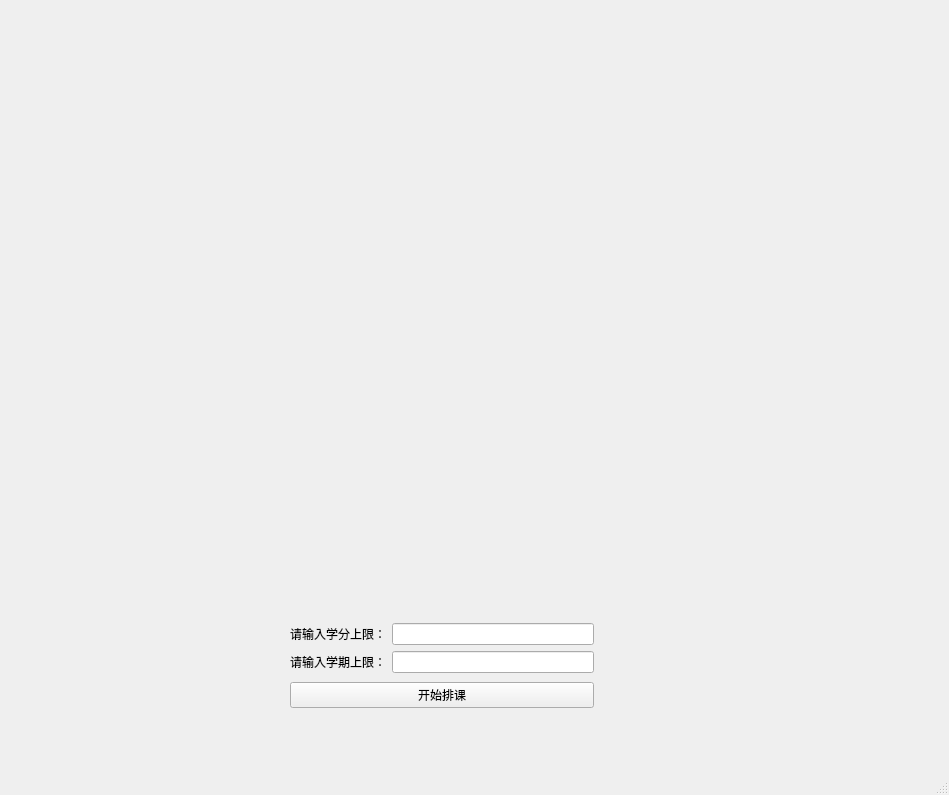
Above: graphwindow.ui from xinjiempolde/TeaPlan before the change. Below: the same form after it.
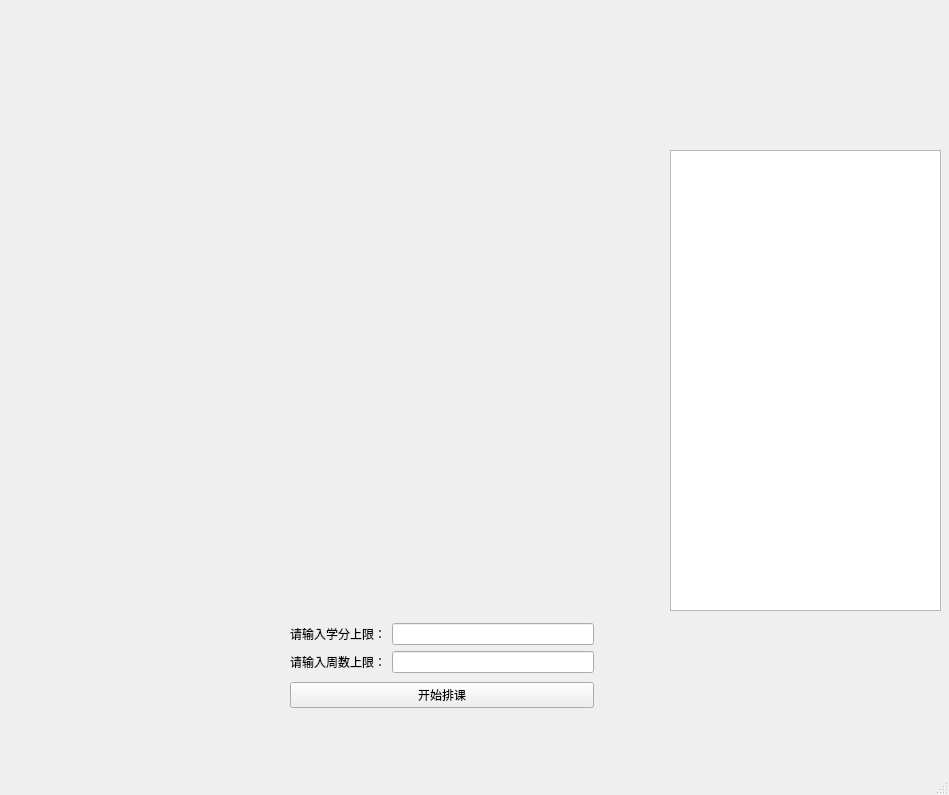
That is the form after the change.

What changed in the file:
```diff
--- a/graphwindow.ui
+++ b/graphwindow.ui
@@ -14,7 +14,7 @@
    <string>MainWindow</string>
   </property>
   <widget class="QWidget" name="centralwidget">
-   <widget class="QWidget" name="">
+   <widget class="QWidget" name="layoutWidget">
     <property name="geometry">
      <rect>
       <x>290</x>
@@ -45,7 +45,7 @@
          <item>
           <widget class="QLabel" name="label_2">
            <property name="text">
-            <string>请输入学期上限：</string>
+            <string>请输入周数上限：</string>
            </property>
           </widget>
          </item>
@@ -65,6 +65,16 @@
      </item>
     </layout>
    </widget>
+   <widget class="QTextBrowser" name="textBrowser">
+    <property name="geometry">
+     <rect>
+      <x>670</x>
+      <y>150</y>
+      <width>271</width>
+      <height>461</height>
+     </rect>
+    </property>
+   </widget>
   </widget>
   <widget class="QMenuBar" name="menubar">
    <property name="geometry">
```
